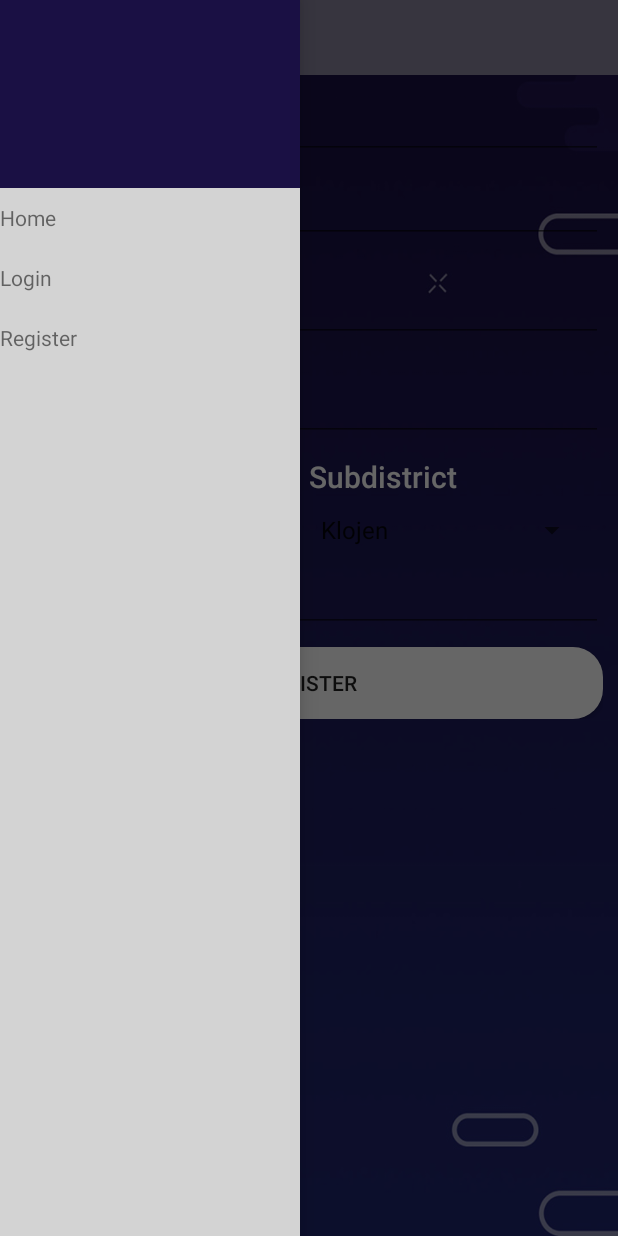
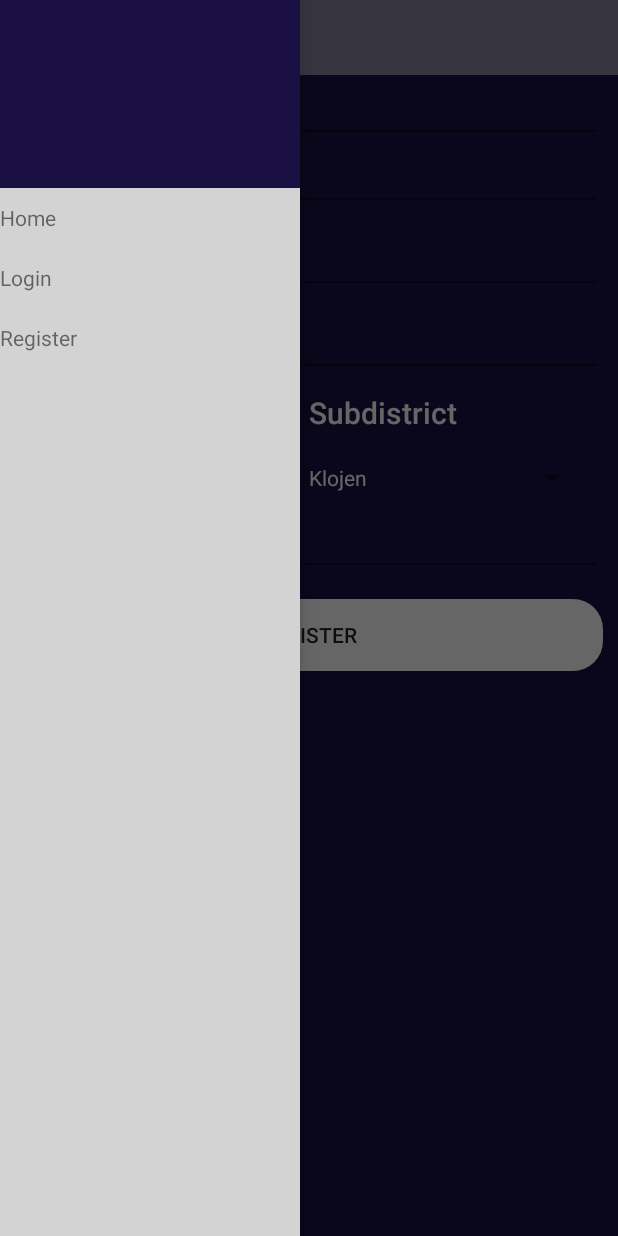
Before and after one commit to LittleFireflies/Negosio, an Android app: the fragment RegisterBoard placed in its activity, with the side drawer open, on a phone screen of 412 x 824 dp. Run offline under Robolectric (Android 15) with nearby library versions, the phone set to English and light mode, and no system bars; our stand-ins replace Firebase (no records; nobody signed in at launch, a user with empty details on screens opened directly); libraries missing offline, so code that uses them is left out: io.realm, io.realm.annotations, it.moondroid.coverflow; 16 statements that could not run were skipped.

Commit message:
edit layout category, item list, login, register

```diff
--- a/app/build.gradle
+++ b/app/build.gradle
@@ -47,6 +47,7 @@ dependencies {
     compile 'com.google.firebase:firebase-messaging:9.6.1'
     compile 'com.android.support:support-v4:24.2.1'
     compile 'com.android.support:recyclerview-v7:24.2.1'
+    compile 'com.android.support:cardview-v7:24.2.1'
     compile 'com.github.moondroid.coverflow:library:1.0'
     compile 'com.android.support:multidex:1.0.0'
     compile 'com.squareup.picasso:picasso:2.5.2'
--- a/app/src/main/java/id/sch/smktelkom_mlg/projectwork/negosio/adapter/ProductAdapter.java
+++ b/app/src/main/java/id/sch/smktelkom_mlg/projectwork/negosio/adapter/ProductAdapter.java
@@ -120,7 +120,8 @@ public class ProductAdapter extends RecyclerView.Adapter<ProductAdapter.ViewHold
     @Override
     public void onBindViewHolder(ViewHolder holder, final int position) {
         holder.tvTitle.setText(listProduct.get(position).getProductname());
-        holder.tvPrice.setText(listProduct.get(position).getPrice());
+        String type = listProduct.get(position).getType().substring(4);
+        holder.tvPrice.setText("Rp " + listProduct.get(position).getPrice() + "/" + type);
         holder.tvSeller.setText(listProduct.get(position).getUsername());
         holder.tvDate.setText(listProduct.get(position).getDate());
         PicassoClient.downloadImage(ctx, listProduct.get(position).getImg(), holder.ivImage);
--- a/app/src/main/java/id/sch/smktelkom_mlg/projectwork/negosio/board/RegisterBoard.java
+++ b/app/src/main/java/id/sch/smktelkom_mlg/projectwork/negosio/board/RegisterBoard.java
@@ -43,6 +43,7 @@ public class RegisterBoard extends Fragment implements View.OnClickListener{
     ArrayList<String> listKota = new ArrayList<>();
     ArrayList<String> user = new ArrayList<>();
     ArrayAdapter<String> adapterKota;
+    ArrayAdapter<String> spinnerArrayAdapter;
     private DatabaseReference dbRef;
     private Spinner spCity, spSub;
     private Button btnRegister;
@@ -87,7 +88,7 @@ public class RegisterBoard extends Fragment implements View.OnClickListener{
     }
 
     private void setSpinner() {
-        adapterKota = new ArrayAdapter<>(ctx, android.R.layout.simple_spinner_item, listKota);
+        adapterKota = new ArrayAdapter<>(ctx, R.layout.spinner_item, listKota);
         adapterKota.setDropDownViewResource(android.R.layout.simple_spinner_dropdown_item);
         spSub.setAdapter(adapterKota);
 
@@ -125,6 +126,15 @@ public class RegisterBoard extends Fragment implements View.OnClickListener{
         spSub = (Spinner) rootView.findViewById(R.id.spKecamatan);
 
         btnRegister = (Button) rootView.findViewById(R.id.btnRegister);
+
+        String[] city = new String[]{
+                "Kota Malang",
+                "Kabupaten Malang",
+                "Kota Batu"
+        };
+        spinnerArrayAdapter = new ArrayAdapter<String>(ctx, R.layout.spinner_item, city);
+        spinnerArrayAdapter.setDropDownViewResource(android.R.layout.simple_spinner_dropdown_item);
+        spCity.setAdapter(spinnerArrayAdapter);
     }
 
     @Override
--- a/app/src/main/res/layout/activity_baby_care_board.xml
+++ b/app/src/main/res/layout/activity_baby_care_board.xml
@@ -4,11 +4,7 @@
     android:id="@+id/activity_baby_care_board"
     android:layout_width="match_parent"
     android:layout_height="match_parent"
-    android:background="@drawable/background"
-    android:paddingBottom="@dimen/activity_vertical_margin"
-    android:paddingLeft="@dimen/activity_horizontal_margin"
-    android:paddingRight="@dimen/activity_horizontal_margin"
-    android:paddingTop="@dimen/activity_vertical_margin"
+    android:background="#EEE9E9"
     tools:context="id.sch.smktelkom_mlg.projectwork.negosio.board.CameraBoard">
 
     <android.support.v7.widget.RecyclerView
--- a/app/src/main/res/layout/activity_camera_board.xml
+++ b/app/src/main/res/layout/activity_camera_board.xml
@@ -4,11 +4,7 @@
     android:id="@+id/activity_camera_board"
     android:layout_width="match_parent"
     android:layout_height="match_parent"
-    android:paddingBottom="@dimen/activity_vertical_margin"
-    android:paddingLeft="@dimen/activity_horizontal_margin"
-    android:paddingRight="@dimen/activity_horizontal_margin"
-    android:paddingTop="@dimen/activity_vertical_margin"
-    android:background="@drawable/background"
+    android:background="#EEE9E9"
     tools:context="id.sch.smktelkom_mlg.projectwork.negosio.board.CameraBoard">
     <android.support.v7.widget.RecyclerView
         android:id="@+id/rvCamera"
--- a/app/src/main/res/layout/activity_event_board.xml
+++ b/app/src/main/res/layout/activity_event_board.xml
@@ -4,11 +4,7 @@
     android:id="@+id/activity_event_board"
     android:layout_width="match_parent"
     android:layout_height="match_parent"
-    android:background="@drawable/background"
-    android:paddingBottom="@dimen/activity_vertical_margin"
-    android:paddingLeft="@dimen/activity_horizontal_margin"
-    android:paddingRight="@dimen/activity_horizontal_margin"
-    android:paddingTop="@dimen/activity_vertical_margin"
+    android:background="#EEE9E9"
     tools:context="id.sch.smktelkom_mlg.projectwork.negosio.board.EventBoard">
 
     <android.support.v7.widget.RecyclerView
--- a/app/src/main/res/layout/activity_heavy_equipment_board.xml
+++ b/app/src/main/res/layout/activity_heavy_equipment_board.xml
@@ -4,11 +4,7 @@
     android:id="@+id/activity_heavy_equipment_board"
     android:layout_width="match_parent"
     android:layout_height="match_parent"
-    android:background="@drawable/background"
-    android:paddingBottom="@dimen/activity_vertical_margin"
-    android:paddingLeft="@dimen/activity_horizontal_margin"
-    android:paddingRight="@dimen/activity_horizontal_margin"
-    android:paddingTop="@dimen/activity_vertical_margin"
+    android:background="#EEE9E9"
     tools:context="id.sch.smktelkom_mlg.projectwork.negosio.board.CameraBoard">
 
     <android.support.v7.widget.RecyclerView
--- a/app/src/main/res/layout/activity_others_board.xml
+++ b/app/src/main/res/layout/activity_others_board.xml
@@ -4,11 +4,7 @@
     android:id="@+id/activity_others_board"
     android:layout_width="match_parent"
     android:layout_height="match_parent"
-    android:background="@drawable/background"
-    android:paddingBottom="@dimen/activity_vertical_margin"
-    android:paddingLeft="@dimen/activity_horizontal_margin"
-    android:paddingRight="@dimen/activity_horizontal_margin"
-    android:paddingTop="@dimen/activity_vertical_margin"
+    android:background="#EEE9E9"
     tools:context="id.sch.smktelkom_mlg.projectwork.negosio.board.OthersBoard">
 
     <android.support.v7.widget.RecyclerView
--- a/app/src/main/res/layout/activity_property_board.xml
+++ b/app/src/main/res/layout/activity_property_board.xml
@@ -4,11 +4,7 @@
     android:id="@+id/activity_property_board"
     android:layout_width="match_parent"
     android:layout_height="match_parent"
-    android:background="@drawable/background"
-    android:paddingBottom="@dimen/activity_vertical_margin"
-    android:paddingLeft="@dimen/activity_horizontal_margin"
-    android:paddingRight="@dimen/activity_horizontal_margin"
-    android:paddingTop="@dimen/activity_vertical_margin"
+    android:background="#EEE9E9"
     tools:context="id.sch.smktelkom_mlg.projectwork.negosio.board.PropertyBoard">
 
     <android.support.v7.widget.RecyclerView
--- a/app/src/main/res/layout/activity_transportation_board.xml
+++ b/app/src/main/res/layout/activity_transportation_board.xml
@@ -4,11 +4,7 @@
     android:id="@+id/activity_transportation_board"
     android:layout_width="match_parent"
     android:layout_height="match_parent"
-    android:background="@drawable/background"
-    android:paddingBottom="@dimen/activity_vertical_margin"
-    android:paddingLeft="@dimen/activity_horizontal_margin"
-    android:paddingRight="@dimen/activity_horizontal_margin"
-    android:paddingTop="@dimen/activity_vertical_margin"
+    android:background="#EEE9E9"
     tools:context="id.sch.smktelkom_mlg.projectwork.negosio.board.TransportationBoard">
 
     <android.support.v7.widget.RecyclerView
--- a/app/src/main/res/layout/fragment_register.xml
+++ b/app/src/main/res/layout/fragment_register.xml
@@ -2,14 +2,17 @@
     xmlns:tools="http://schemas.android.com/tools"
     android:layout_width="match_parent"
     android:layout_height="match_parent"
-    android:background="@drawable/background"
+    android:background="#1a1044"
     tools:context="id.sch.smktelkom_mlg.projectwork.negosio.board.RegisterBoard">
 
     <!-- TODO: Update blank fragment layout -->
 
     <ScrollView
         android:layout_width="match_parent"
-        android:layout_height="match_parent">
+        android:layout_height="match_parent"
+        android:layout_alignParentStart="true"
+        android:layout_alignParentTop="true"
+        android:layout_centerHorizontal="false">
         <LinearLayout
             android:layout_width="match_parent"
             android:layout_height="wrap_content"
@@ -30,25 +33,19 @@
                     android:layout_alignParentTop="true"
                     android:src="@drawable/ic_assignment_ind_black_24dp" />
 
-                <android.support.design.widget.TextInputLayout
-                    android:layout_width="match_parent"
-                    android:layout_height="wrap_content">
-
                     <EditText
                         android:id="@+id/etName"
                         android:layout_width="match_parent"
                         android:layout_height="wrap_content"
                         android:hint="Full name"
-
                         android:inputType="textPersonName"
-                        android:textColor="#fff" />
-                </android.support.design.widget.TextInputLayout>
+                        android:textColor="#fff"
+                        android:textColorHint="#FFFFFF" />
             </LinearLayout>
 
             <LinearLayout
                 android:layout_width="match_parent"
                 android:layout_height="wrap_content"
-
                 android:orientation="horizontal">
 
                 <ImageView
@@ -59,10 +56,6 @@
                     android:layout_alignParentTop="true"
                     android:src="@drawable/ic_person_black_24dp" />
 
-                <android.support.design.widget.TextInputLayout
-                    android:layout_width="match_parent"
-                    android:layout_height="wrap_content">
-
                     <EditText
                         android:id="@+id/etUsername"
                         android:layout_width="match_parent"
@@ -70,8 +63,8 @@
                         android:hint="Username"
 
                         android:inputType="textPersonName"
-                        android:textColor="#fff" />
-                </android.support.design.widget.TextInputLayout>
+                        android:textColor="#fff"
+                        android:textColorHint="#fff" />
             </LinearLayout>
 
             <LinearLayout
@@ -88,10 +81,6 @@
                     android:layout_alignParentTop="true"
                     android:src="@drawable/ic_lock_black_24dp" />
 
-                <android.support.design.widget.TextInputLayout
-                    android:layout_width="match_parent"
-                    android:layout_height="wrap_content">
-
                     <EditText
                         android:id="@+id/etPassword"
                         android:layout_width="match_parent"
@@ -99,8 +88,8 @@
                         android:hint="Password"
 
                         android:inputType="textPassword"
-                        android:textColor="#fff" />
-                </android.support.design.widget.TextInputLayout>
+                        android:textColor="#fff"
+                        android:textColorHint="#fff" />
             </LinearLayout>
 
             <LinearLayout
@@ -109,29 +98,22 @@
                 android:layout_marginTop="10dp"
                 android:orientation="horizontal">
 
-                <android.support.design.widget.TextInputLayout
-                    android:layout_width="match_parent"
-                    android:layout_height="wrap_content"
-                    android:layout_marginLeft="40dp">
-
                     <EditText
                         android:id="@+id/etRePassword"
                         android:layout_width="match_parent"
                         android:layout_height="wrap_content"
+                        android:layout_marginLeft="40dp"
                         android:hint="RePassword"
-
                         android:inputType="textPassword"
-                        android:textColor="#fff" />
-                </android.support.design.widget.TextInputLayout>
+                        android:textColor="#fff"
+                        android:textColorHint="#fff" />
             </LinearLayout>
 
             <LinearLayout
                 android:layout_width="match_parent"
                 android:layout_height="wrap_content"
-
                 android:layout_marginLeft="10dp"
                 android:layout_marginRight="10dp"
-
                 android:layout_marginTop="10dp"
                 android:orientation="horizontal">
 
@@ -159,24 +141,19 @@
                 android:layout_height="wrap_content"
                 android:layout_marginLeft="10dp"
                 android:layout_marginRight="10dp"
-
                 android:layout_marginTop="10dp"
                 android:orientation="horizontal">
 
                 <Spinner
                     android:id="@+id/spKota"
                     android:layout_width="0dp"
-                    android:layout_height="wrap_content"
-                    android:layout_weight="1"
-
-                    android:entries="@array/city"
-                    android:textColor="@android:color/white" />
+                    android:layout_height="40dp"
+                    android:layout_weight="1" />
 
                 <Spinner
                     android:id="@+id/spKecamatan"
                     android:layout_width="0dp"
-
-                    android:layout_height="wrap_content"
+                    android:layout_height="40dp"
                     android:layout_weight="1"
                     android:textColor="@android:color/white" />
             </LinearLayout>
@@ -184,7 +161,6 @@
             <LinearLayout
                 android:layout_width="match_parent"
                 android:layout_height="wrap_content"
-
                 android:orientation="horizontal">
 
                 <ImageView
@@ -195,19 +171,14 @@
                     android:layout_alignParentTop="true"
                     android:src="@drawable/ic_call_black_24dp" />
 
-                <android.support.design.widget.TextInputLayout
-                    android:layout_width="match_parent"
-                    android:layout_height="wrap_content">
-
                     <EditText
                         android:id="@+id/etPhone"
                         android:layout_width="match_parent"
                         android:layout_height="wrap_content"
                         android:hint="Phone number"
-
                         android:inputType="textPersonName"
-                        android:textColor="#fff" />
-                </android.support.design.widget.TextInputLayout>
+                        android:textColor="#fff"
+                        android:textColorHint="#FFFFFF" />
             </LinearLayout>
 
             <Button
@@ -215,7 +186,8 @@
                 android:layout_width="match_parent"
                 android:layout_height="wrap_content"
                 android:layout_gravity="center"
-                android:layout_marginTop="10dp"
+                android:layout_marginBottom="15dp"
+                android:layout_marginTop="15dp"
                 android:background="@drawable/rounded_button_white"
                 android:backgroundTint="#fff"
                 android:gravity="center_vertical|center_horizontal|center"
--- /dev/null
+++ b/app/src/main/res/layout/spinner_item.xml
@@ -0,0 +1,6 @@
+<?xml version="1.0" encoding="utf-8"?>
+<TextView xmlns:android="http://schemas.android.com/apk/res/android"
+    android:id="@android:id/text1"
+    android:layout_width="match_parent"
+    android:layout_height="wrap_content"
+    android:textColor="#fff" />
--- a/app/src/main/res/values/arrays.xml
+++ b/app/src/main/res/values/arrays.xml
@@ -1,10 +1,5 @@
 <?xml version="1.0" encoding="utf-8"?>
 <resources>
-    <string-array name="city">
-        <item>Kota Malang</item>
-        <item>Kabupaten Malang</item>
-        <item>Kota Batu</item>
-    </string-array>
     <string-array name="category">
         <item>Camera</item>
         <item>Transportation</item>
```
Also changed, not shown: app/src/main/res/layout/fragment_login.xml (+6 -5 lines), app/src/main/res/layout/home_board.xml (+4 -4 lines), app/src/main/res/layout/item_category.xml (+9 -4 lines), app/src/main/res/layout/item_list_category.xml (+60 -38 lines).
